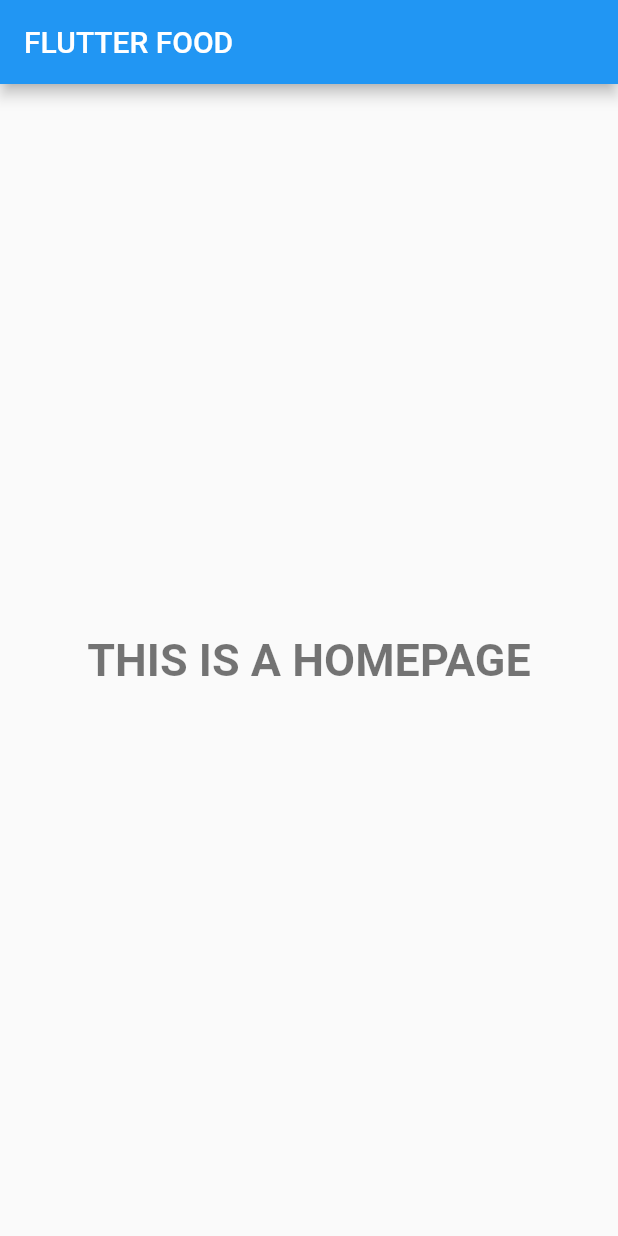
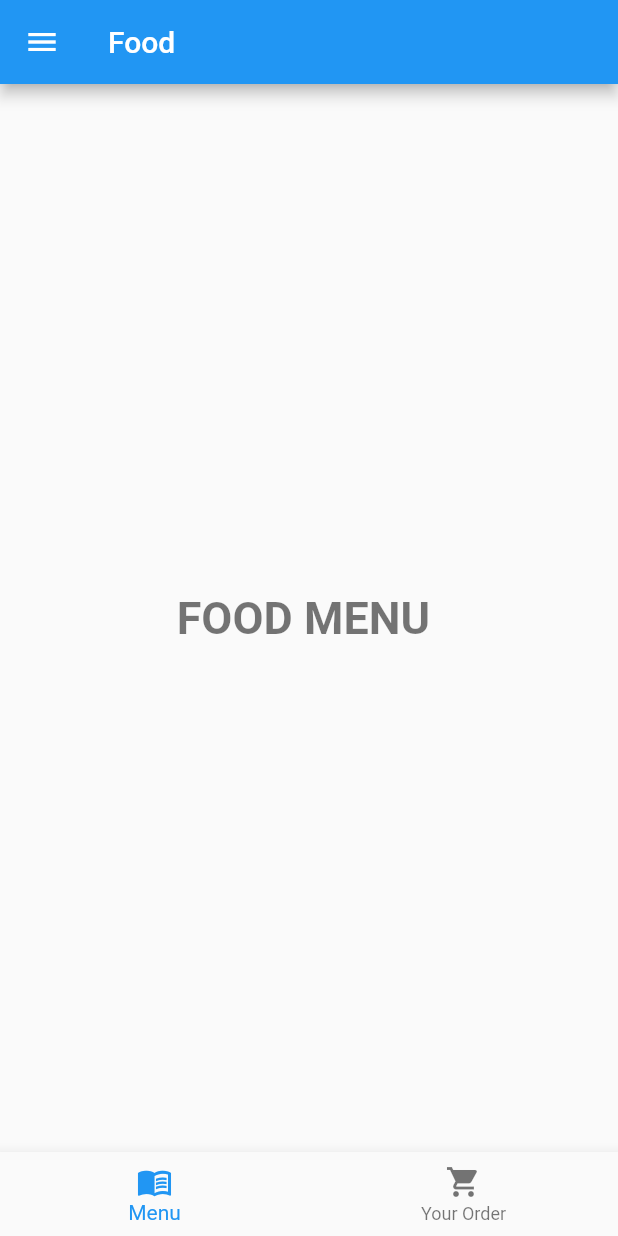
Before and after one commit to Nonney430/flutter_food, a Flutter app: the HomePage screen opened directly, on a phone screen of 412 x 824 dp. Run offline on Flutter 3.47's test engine with Material 2 defaults, Android fonts, the phone set to English and light mode, and no system bars.

Commit message:
ADD FOODPAGE AND PROFILEPAGE

```diff
--- a/lib/pages/login/home_page.dart
+++ b/lib/pages/login/home_page.dart
@@ -1,18 +1,150 @@
+import 'package:flutter/cupertino.dart';
 import 'package:flutter/material.dart';
 
-class HomePage extends StatelessWidget {
+class HomePage extends StatefulWidget {
+  static const routeName = '/home';
+
   const HomePage({Key? key}) : super(key: key);
+
+  @override
+  _HomePageState createState() => _HomePageState();
+}
+
+class _HomePageState extends State<HomePage> {
+  var _subPageIndex = 0;
+  var _selectedBottomNavIndex = 0;
 
   @override
   Widget build(BuildContext context) {
     return Scaffold(
-      appBar: AppBar(title: Text('FLUTTER FOOD')),
+      appBar: AppBar(
+        title: Text('Food'),
+      ),
+      drawer: Drawer(
+        child: ListView(
+          padding: EdgeInsets.zero,
+          children: [
+            DrawerHeader(
+              decoration: BoxDecoration(
+                color: Colors.blue,
+              ),
+              child: Column(
+                crossAxisAlignment: CrossAxisAlignment.start,
+                children: [
+                  ClipRRect(
+                      borderRadius: BorderRadius.circular(40.0),
+                      child: Container(
+                        width: 80.0,
+                        height: 80.0,
+                        child: Image.asset('assets/images/profile.png'),
+                      )
+                  ),
+                  Text(
+                    'Thanakorn Khoseklang',
+                    style: Theme.of(context).textTheme.headline4,
+                  ),
+                  Text(
+                    'nontanagon@gmail.com',
+                    style: Theme.of(context).textTheme.headline5,
+                  ),
+                ],
+              ),
+            ),
+            ListTile(
+              title: _buildDrawerItem(Icon(Icons.fastfood,color: _subPageIndex == 0 ? Colors.blue : Colors.black ,), 'Food'),
+              onTap: () => _showSubPage(0),
+              selected: _subPageIndex == 0,
+            ),
+            ListTile(
+              title: _buildDrawerItem(Icon(Icons.person,color: _subPageIndex == 1 ? Colors.blue : Colors.black ,), 'Profile'),
+              onTap: () => _showSubPage(1),
+              selected: _subPageIndex == 1,
+            ),
+          ],
+        ),
+      ),
+      bottomNavigationBar: _subPageIndex == 0 ? BottomNavigationBar(
+        items: [
+          BottomNavigationBarItem(
+            icon: Icon(Icons.menu_book),
+            label: 'Menu',
+          ),
+          BottomNavigationBarItem(
+            icon: Icon(Icons.shopping_cart),
+            label: 'Your Order',
+          ),
+        ],
+        currentIndex: _selectedBottomNavIndex,
+        onTap: (index) {
+          setState(() {
+            _selectedBottomNavIndex = index;
+          });
+        },
+      ):null,
       body: Container(
+        child: _buildSubPage(),
+      ),
+    );
+  }
+
+  _showSubPage(int index) {
+    setState(() {
+      _subPageIndex = index;
+    });
+    Navigator.of(context).pop();
+  }
+
+  Widget _buildSubPage() {
+    switch (_subPageIndex) {
+      case 0: // home page
+        return _selectedBottomNavIndex == 0? Center(
+          child: Text('FOOD MENU ',
+              style: Theme.of(context).textTheme.headline1),
+        ) : Center(
+          child: Text('YOUR ORDER ',
+              style: Theme.of(context).textTheme.headline1),
+        );
+      case 1:
+        return Profile();
+      default:
+        return SizedBox.shrink();
+    }
+  }
+
+  Row _buildDrawerItem(Widget icon, String title) {
+    return Row(
+      children: [
+        icon,
+        SizedBox(width: 8.0),
+        Text(title),
+      ],
+    );
+  }
+}
+
+class Profile extends StatelessWidget {
+  const Profile({
+    Key? key,
+  }) : super(key: key);
+
+  @override
+  Widget build(BuildContext context) {
+    return Scaffold(
+      body: Center(
         child: Column(
+          mainAxisAlignment: MainAxisAlignment.center,
           children: [
-            Expanded(
-              child: Center(child: Text("THIS IS A HOMEPAGE",style: Theme.of(context).textTheme.headline1,)),
+            ClipRRect(
+                borderRadius: BorderRadius.circular(40.0),
+                child: Container(
+                  width: 80.0,
+                  height: 80.0,
+                  child: Image.asset('assets/images/profile.png'),
+                )
             ),
+
+            Text('Thanakorn Khoseklang',style: Theme.of(context).textTheme.headline1,),
+            Text('nontanagon@gmail.com'),
           ],
         ),
       ),
--- a/pubspec.yaml
+++ b/pubspec.yaml
@@ -45,8 +45,8 @@ flutter:
   uses-material-design: true
 
   # To add assets to your application, add an assets section, like this:
-  # assets:
-  #   - images/a_dot_burr.jpeg
+  assets:
+    - assets/images/
   #   - images/a_dot_ham.jpeg
 
   # An image asset can refer to one or more resolution-specific "variants", see
```
Also changed, not shown: lib/main.dart (+16 -2 lines), lib/pages/login/login_page.dart (+171 -133 lines), assets/images/profile.png (added).
